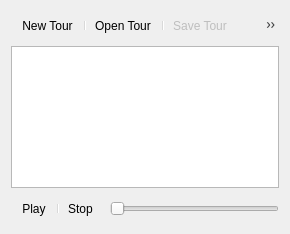
Before: the Qt Designer form src/lib/marble/TourWidget.ui in calincru/marble, drawn with Qt 5.
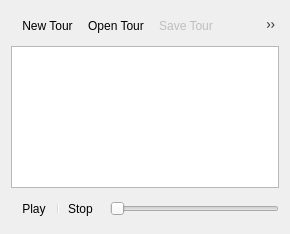
After: the same form once the commit is applied. Icons and pictures are not drawn.

Diff of the .ui file:
```diff
--- a/src/lib/marble/TourWidget.ui
+++ b/src/lib/marble/TourWidget.ui
@@ -20,11 +20,10 @@
       <string>toolBar</string>
      </property>
      <addaction name="m_actionNewTour"/>
-     <addaction name="separator"/>
      <addaction name="m_actionOpenTour"/>
-     <addaction name="separator"/>
      <addaction name="m_actionSaveTour"/>
      <addaction name="m_actionSaveTourAs"/>
+     <addaction name="m_actionRecord"/>
      <addaction name="separator"/>
      <addaction name="m_actionAddFlyTo"/>
      <addaction name="separator"/>
@@ -183,6 +182,18 @@
     <string>Stops touring (playing again will start tour from the start)</string>
    </property>
   </action>
+  <action name="m_actionRecord">
+   <property name="icon">
+    <iconset resource="libmarble.qrc">
+     <normaloff>:/marble/tour-capture.png</normaloff>:/marble/tour-capture.png</iconset>
+   </property>
+   <property name="text">
+    <string>Record tour</string>
+   </property>
+   <property name="toolTip">
+    <string>Converts the loaded tour into a movie</string>
+   </property>
+  </action>
  </widget>
  <resources>
   <include location="libmarble.qrc"/>
```
